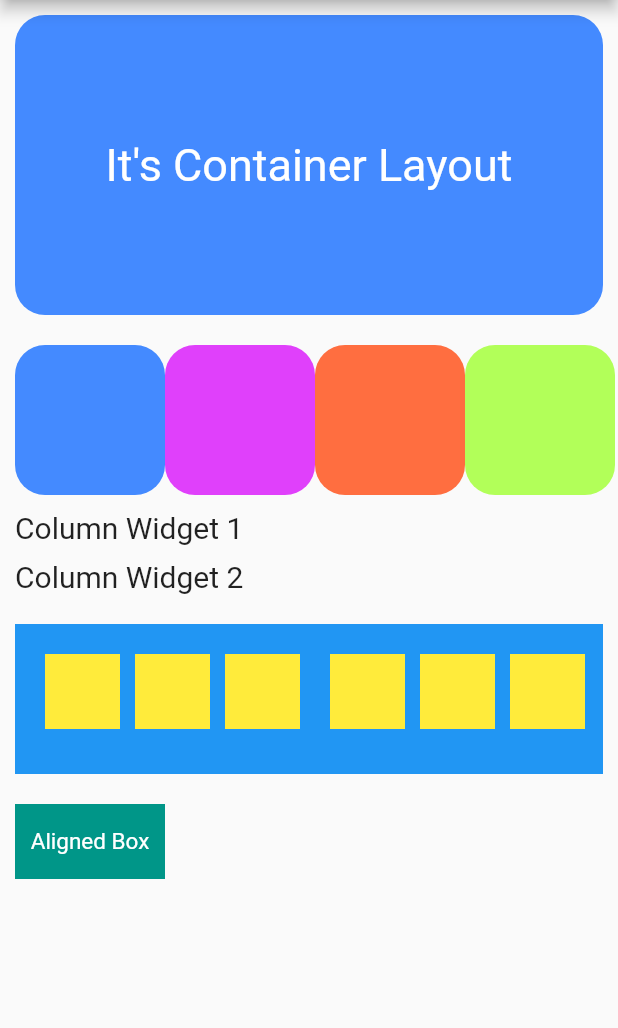
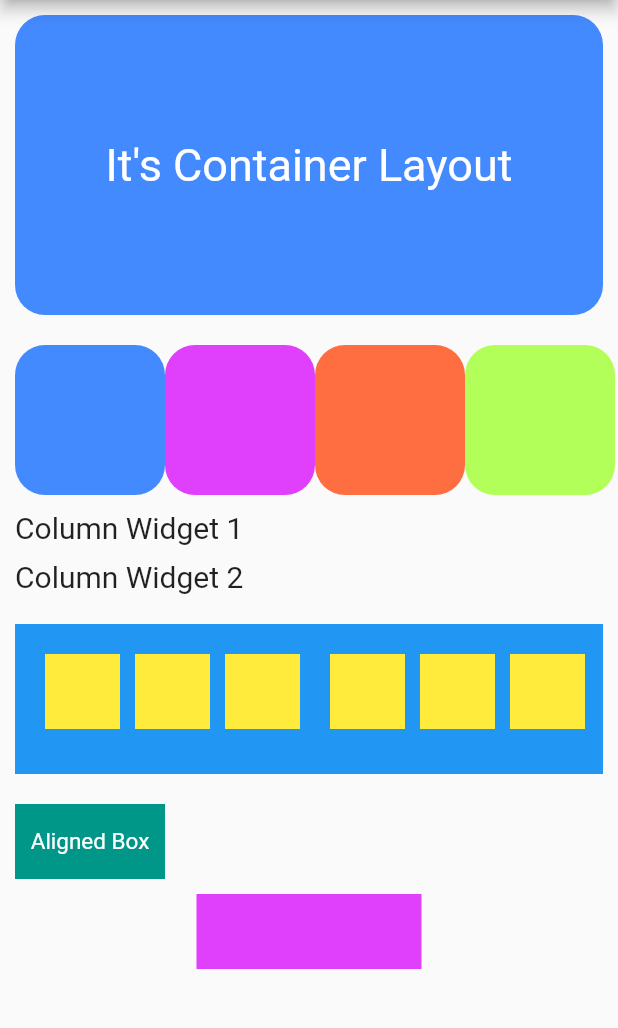
Before and after one commit to SalehAkramSifat/Flutter-Layout-Widget, a Flutter app: the screen it shows after launch, on a phone screen of 412 x 824 dp, the part 84-1112 px from its top. Run offline on Flutter 3.47's test engine with Material 2 defaults, Android fonts, the phone set to English and light mode, and no system bars.

Commit message:
All Layout Final Commit

```diff
--- a/lib/main.dart
+++ b/lib/main.dart
@@ -50,8 +50,14 @@ class HomeActivity extends StatelessWidget{
         Positioned(top: 20, left: 330, child: Container(width: 50, height: 50, color: Colors.yellow,),),
       ],),
     SizedBox(height: 20,),
-      Align(alignment: Alignment.centerLeft,child: Container(height: 50,width: 100,color: Colors.teal,child: Center(child: Text("Aligned Box", style: TextStyle(fontSize: 15, color: Colors.white),),),),)
+      Align(alignment: Alignment.centerLeft,child: Container(height: 50,width: 100,color: Colors.teal,child: Center(child: Text("Aligned Box", style: TextStyle(fontSize: 15, color: Colors.white),),),),),
+
+      SizedBox(height: 10,),
+      Center(child: Container(height: 50, width: 150,color: Colors.purpleAccent,),)
+
+
     ],),
+
 
 
 
```
